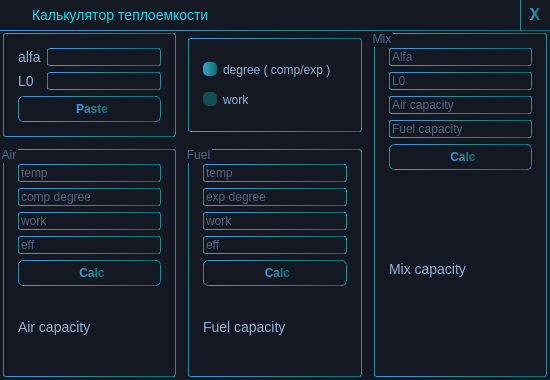
The window that 2modules/endcalc.ui (Ismaxis/212QtMay) describes before a commit, drawn with Qt 5.
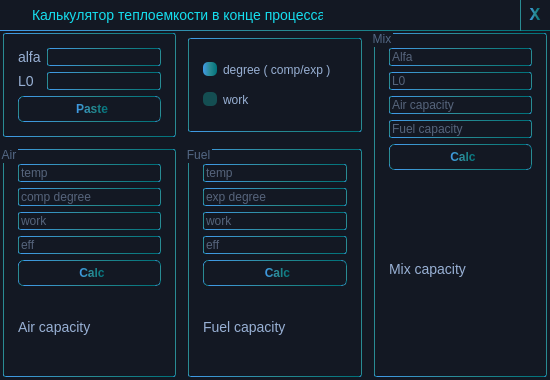
The same window after the commit.

Patch:
```diff
--- a/2modules/endcalc.ui
+++ b/2modules/endcalc.ui
@@ -448,7 +448,7 @@
      <rect>
       <x>32</x>
       <y>5</y>
-      <width>181</width>
+      <width>291</width>
       <height>20</height>
      </rect>
     </property>
@@ -462,7 +462,7 @@
      <string notr="true">border-bottom-width: 0px;</string>
     </property>
     <property name="text">
-     <string>Калькулятор теплоемкости</string>
+     <string>Калькулятор теплоемкости в конце процесса</string>
     </property>
    </widget>
    <widget class="QLabel" name="icon">
```
